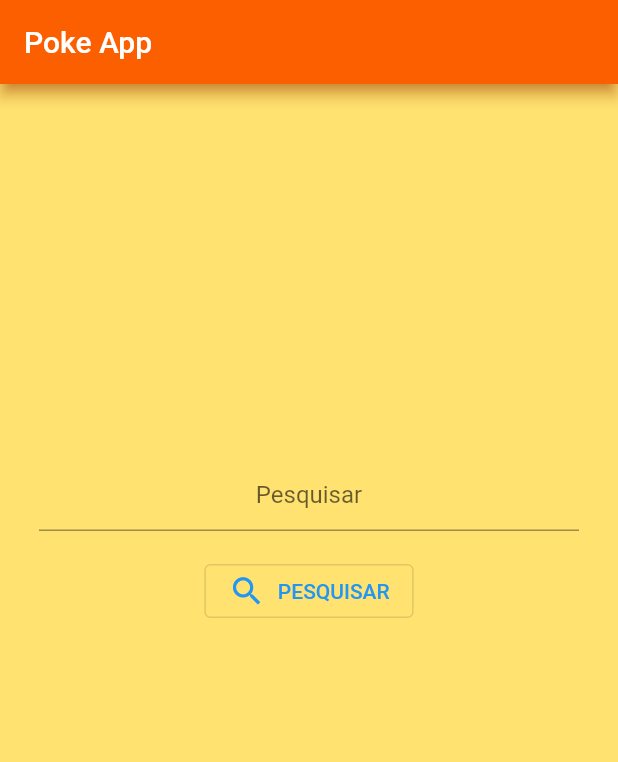
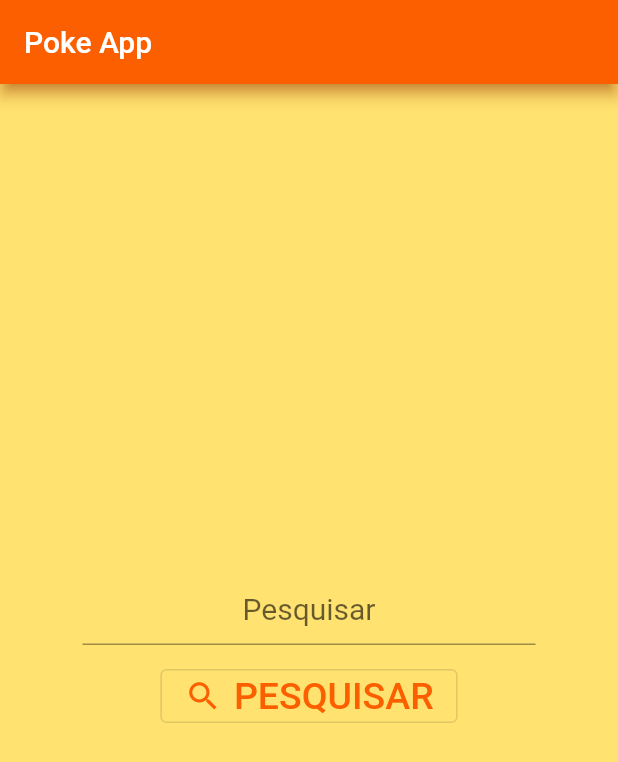
Before and after one commit to JulioAquinoDev/poke_app, a Flutter app: the screen it shows after launch, on a phone screen of 412 x 824 dp. Shown: the top 762 px of the screen. Run offline on Flutter 3.47's test engine with Material 2 defaults, Android fonts, the phone set to English and light mode, and no system bars; our stand-ins replace google_fonts.

Commit message:
Tela de pesquisa

```diff
--- a/lib/widgets/search/search_widget.dart
+++ b/lib/widgets/search/search_widget.dart
@@ -24,46 +24,43 @@ class _SearchWidgetState extends State<SearchWidget> {
             textDirection: TextDirection.ltr,
           ),
         ),
-        body: Padding(
-          padding:
-              const EdgeInsets.symmetric(horizontal: 26.0, vertical: 250.0),
-          child: Column(
-            crossAxisAlignment: CrossAxisAlignment.start,
+        body: Column(
+          mainAxisAlignment: MainAxisAlignment.center,
           children: [
             Container(
+              padding: EdgeInsets.symmetric(horizontal: 55.0),
               child: TextFormField(
                 textAlign: TextAlign.center,
                 decoration: InputDecoration(
                   hintText: pesquisar,
+                  hintStyle: TextStyle(fontSize: 20),
                 ),
               ),
             ),
             // Adicionar um botão para buscar
             Container(
-                child: Center(
-                  child: Padding(
-                      padding: const EdgeInsets.symmetric(
-                        horizontal: 16.0,
-                        vertical: 16.0,
-                      ),
+              padding: EdgeInsets.symmetric(horizontal: 10.0, vertical: 10.0),
               child: OutlinedButton.icon(
                 onPressed: () {
-                          // Implementar aqui função de buscas
+                  // Implementar aqui funções de buscas
                 },
                 icon: Icon(
                   Icons.search,
                   size: 25,
+                  color: AppConsts.secundaryColor,
                 ),
                 label: Text(
                   "PESQUISAR",
+                  style: TextStyle(
+                    fontSize: 25,
+                    color: AppConsts.secundaryColor,
                   ),
-                      )),
+                ),
               ),
             ),
           ],
         ),
       ),
-      ),
     );
   }
 }
```
Also changed, not shown: 3 other files. Lines whose indentation alone changed are shown as unchanged.
